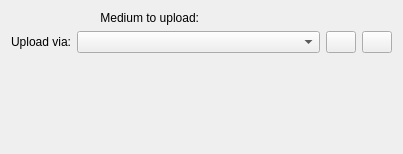
This is libchoqok/ui/uploadmedia_base.ui in KDE/choqok as Qt 5 draws it before an edit. The edited form follows.
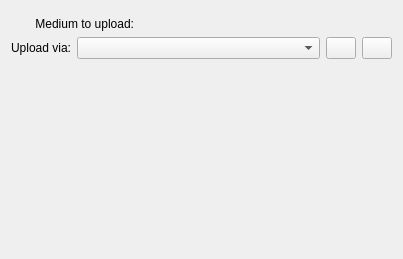
This is the edited form. Custom widgets are drawn as their Qt base class.

Commit message: Previewer added to MediaUpload Dialog

Diff of the .ui file:
```diff
--- a/libchoqok/ui/uploadmedia_base.ui
+++ b/libchoqok/ui/uploadmedia_base.ui
@@ -7,24 +7,11 @@
     <x>0</x>
     <y>0</y>
     <width>403</width>
-    <height>154</height>
+    <height>259</height>
    </rect>
   </property>
   <layout class="QGridLayout" name="gridLayout">
-   <item row="0" column="0">
-    <widget class="QLabel" name="label_2">
-     <property name="text">
-      <string>Medium to upload:</string>
-     </property>
-     <property name="alignment">
-      <set>Qt::AlignRight|Qt::AlignTrailing|Qt::AlignVCenter</set>
-     </property>
-    </widget>
-   </item>
-   <item row="0" column="1">
-    <widget class="KUrlRequester" name="imageUrl"/>
-   </item>
-   <item row="1" column="0" colspan="2">
+   <item row="5" column="0" colspan="3">
     <layout class="QHBoxLayout" name="horizontalLayout">
      <item>
       <widget class="QLabel" name="label">
@@ -86,7 +73,7 @@
      </item>
     </layout>
    </item>
-   <item row="2" column="0" colspan="2">
+   <item row="6" column="1" colspan="2">
     <spacer name="verticalSpacer">
      <property name="orientation">
       <enum>Qt::Vertical</enum>
@@ -99,6 +86,22 @@
      </property>
     </spacer>
    </item>
+   <item row="2" column="0" colspan="3">
+    <widget class="KImageFilePreview" name="previewer"/>
+   </item>
+   <item row="3" column="1">
+    <widget class="KUrlRequester" name="imageUrl"/>
+   </item>
+   <item row="3" column="0">
+    <widget class="QLabel" name="label_2">
+     <property name="text">
+      <string>Medium to upload:</string>
+     </property>
+     <property name="alignment">
+      <set>Qt::AlignRight|Qt::AlignTrailing|Qt::AlignVCenter</set>
+     </property>
+    </widget>
+   </item>
   </layout>
  </widget>
  <customwidgets>
@@ -107,6 +110,11 @@
    <extends>QFrame</extends>
    <header>kurlrequester.h</header>
   </customwidget>
+  <customwidget>
+   <class>KImageFilePreview</class>
+   <extends>QWidget</extends>
+   <header>kimagefilepreview.h</header>
+  </customwidget>
   <customwidget>
    <class>KPushButton</class>
    <extends>QPushButton</extends>
```
Left out of the diff: 3 changed lines with no effect on the pictures. The commit also changes 2 other files.
